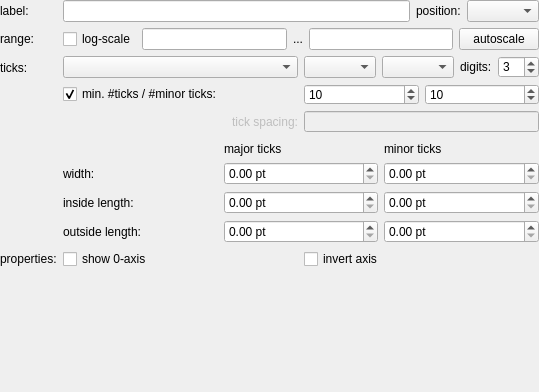
Above: plugins/table/qfrdrtableaxissettingswidget.ui from jkriege2/QuickFit3 before the change. Below: the same form after it.
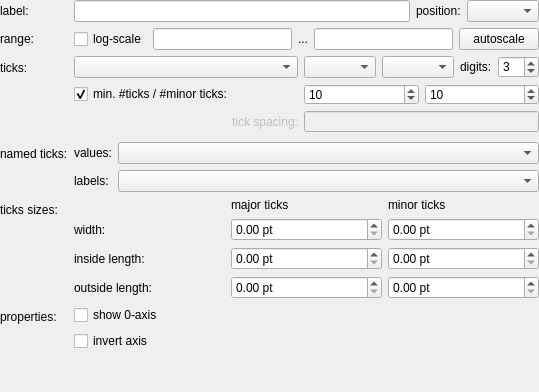
That is the form after the change. Icons and pictures are not drawn. Custom widgets are drawn as their Qt base class.

Commit message: QuickFit3/table:   - added special column with increasing number (1,2,3,...)   - axis labels can be set from table columns   - bar-charts now support errors   - date/time/date-time axis labels work properly now   - added parser functions colsavg(), colsstd(), colsmedian(), ..., which calculate a column of averages for each row in a set of columns

Diff of the .ui file:
```diff
--- a/plugins/table/qfrdrtableaxissettingswidget.ui
+++ b/plugins/table/qfrdrtableaxissettingswidget.ui
@@ -170,7 +170,7 @@
      </item>
     </layout>
    </item>
-   <item row="3" column="1">
+   <item row="4" column="1">
     <layout class="QGridLayout" name="gridLayout_7">
      <item row="0" column="1">
       <widget class="QLabel" name="label_50">
@@ -287,23 +287,23 @@
      </item>
     </layout>
    </item>
-   <item row="4" column="0">
+   <item row="5" column="0">
     <widget class="QLabel" name="label_31">
      <property name="text">
       <string>properties:</string>
      </property>
     </widget>
    </item>
-   <item row="4" column="1">
-    <layout class="QHBoxLayout" name="horizontalLayout_7">
-     <item>
+   <item row="5" column="1">
+    <layout class="QGridLayout" name="gridLayout">
+     <item row="0" column="0">
       <widget class="QCheckBox" name="chkX0Axis">
        <property name="text">
         <string>show 0-axis</string>
        </property>
       </widget>
      </item>
-     <item>
+     <item row="1" column="0">
       <widget class="QCheckBox" name="chkXInverted">
        <property name="text">
         <string>invert axis</string>
@@ -312,6 +312,50 @@
      </item>
     </layout>
    </item>
+   <item row="4" column="0">
+    <widget class="QLabel" name="label_14">
+     <property name="text">
+      <string>ticks sizes:</string>
+     </property>
+     <property name="buddy">
+      <cstring>cmbXMode1</cstring>
+     </property>
+    </widget>
+   </item>
+   <item row="3" column="0">
+    <widget class="QLabel" name="label_15">
+     <property name="text">
+      <string>named ticks:</string>
+     </property>
+     <property name="buddy">
+      <cstring>cmbXMode1</cstring>
+     </property>
+    </widget>
+   </item>
+   <item row="3" column="1">
+    <layout class="QFormLayout" name="formLayout_2">
+     <item row="0" column="0">
+      <widget class="QLabel" name="label">
+       <property name="text">
+        <string>values:</string>
+       </property>
+      </widget>
+     </item>
+     <item row="1" column="0">
+      <widget class="QLabel" name="label_2">
+       <property name="text">
+        <string>labels:</string>
+       </property>
+      </widget>
+     </item>
+     <item row="0" column="1">
+      <widget class="QFEnhancedComboBox" name="cmbNamedTicksValues"/>
+     </item>
+     <item row="1" column="1">
+      <widget class="QFEnhancedComboBox" name="cmbNamedTicksNames"/>
+     </item>
+    </layout>
+   </item>
   </layout>
   <action name="actAddGraph">
    <property name="icon">
@@ -356,6 +400,11 @@
    <extends>QComboBox</extends>
    <header>jkqtptools.h</header>
   </customwidget>
+  <customwidget>
+   <class>QFEnhancedComboBox</class>
+   <extends>QComboBox</extends>
+   <header>qfenhancedcombobox.h</header>
+  </customwidget>
  </customwidgets>
  <tabstops>
   <tabstop>edtXLabel</tabstop>
```
Left out of the diff: 11 changed lines with no effect on the pictures. The commit also changes 45 other files.
